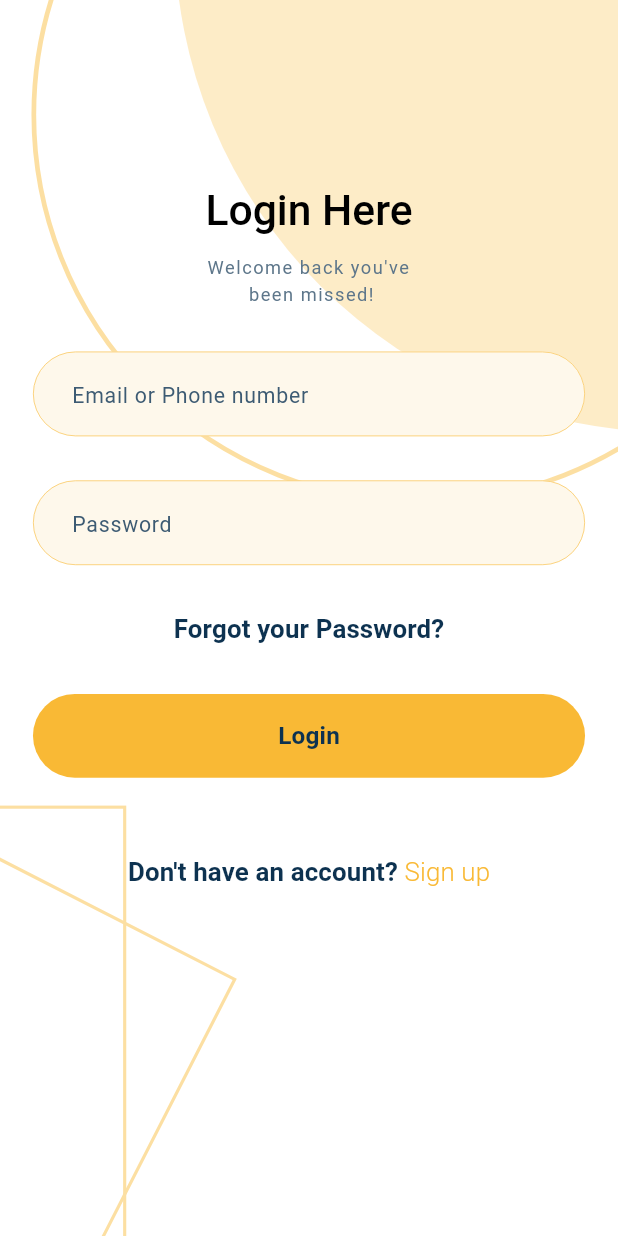
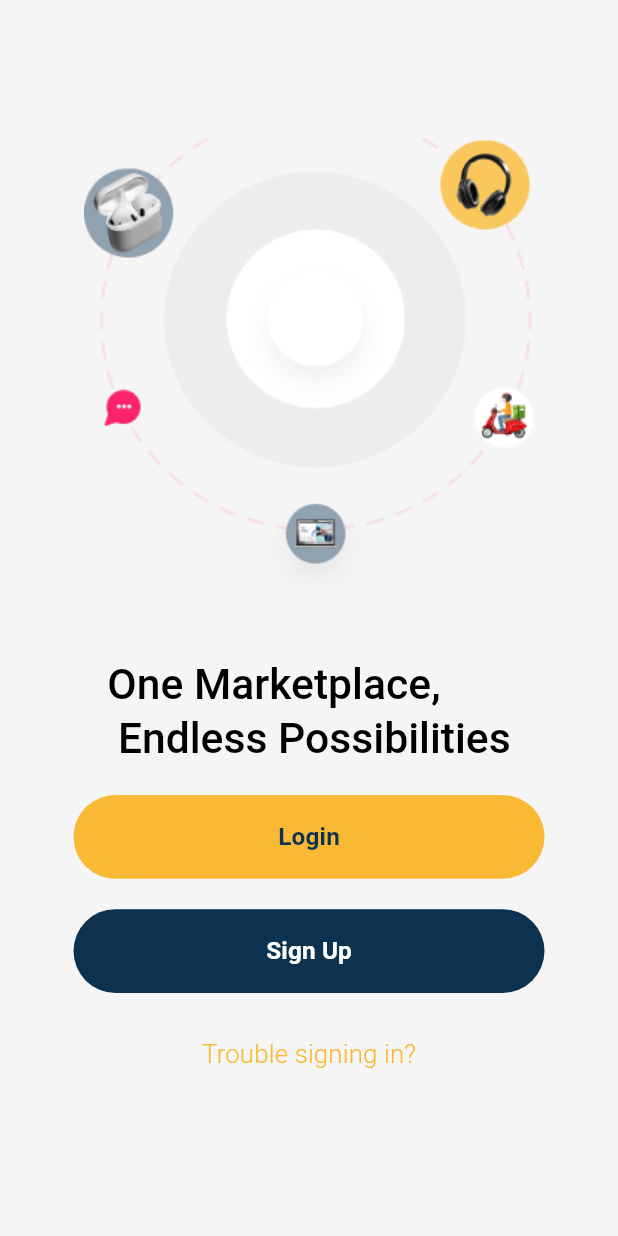
Before and after one commit to nizam-app/Market-Jango-Backend-Update, a Flutter app: the screen it shows after launch, on a phone screen of 412 x 824 dp. Run offline on Flutter 3.47's test engine with Material 3 defaults, Android fonts, the phone set to English and light mode, and no system bars; our stand-ins replace flutter_screenutil, flutter_svg, get, go_router, pinput.

Commit message:
Splash, Name, user

```diff
--- a/lib/core/constants/color_control/all_color.dart
+++ b/lib/core/constants/color_control/all_color.dart
@@ -4,6 +4,8 @@ class AllColor {
   static final Color textBorderColor = const Color(0xFFFAC75D);
   static final Color textHintColor = const Color(0xFF3D5B73);
   static final Color loginButtonColor = const Color(0xFFF9B935);
-  static final Color green500 = const Color(0xFF0D3250);
+  static final Color green500 = const Color.fromRGBO(13, 50, 80, 1);
   static final Color green300 = const Color(0xFF5D768A);
+  static final Color white =Color(0xFFFFFFFF);
+
 }
--- a/lib/core/widget/custom_auth_button.dart
+++ b/lib/core/widget/custom_auth_button.dart
@@ -5,9 +5,12 @@ class CustomAuthButton extends StatelessWidget {
 
   CustomAuthButton({
     super.key,required this.buttonText, required this.onTap,
+
   });
   final String buttonText;
   final VoidCallback onTap;
+
+
   @override
   Widget build(BuildContext context) {
     return InkWell(
@@ -26,3 +29,31 @@ class CustomAuthButton extends StatelessWidget {
     );
   }
 }
+
+
+class SplashSignUpButton extends StatelessWidget {
+
+  SplashSignUpButton({
+    super.key,required this.buttonText, required this.onTap,
+  });
+  final String buttonText;
+  final VoidCallback onTap;
+
+  @override
+  Widget build(BuildContext context) {
+    return InkWell(
+      onTap: onTap,
+      child: Container(
+        width: double.infinity,
+        height: 55.h,
+        decoration: BoxDecoration(
+          color: AllColor.green500,
+          borderRadius: BorderRadius.circular(50.r),
+        ),
+        child: Center(
+          child: Text("${buttonText}",style: Theme.of(context).textTheme.titleSmall!.copyWith(fontSize: 16.sp, color: Colors.white),),
+        ),
+      ),
+    );
+  }
+}
--- /dev/null
+++ b/lib/features/auth/screens/splash_screen.dart
@@ -0,0 +1,79 @@
+import 'package:flutter/material.dart';
+import 'package:flutter_screenutil/flutter_screenutil.dart';
+import 'package:go_router/go_router.dart';
+import 'package:market_jango/core/constants/color_control/all_color.dart';
+import 'package:market_jango/core/widget/custom_auth_button.dart';
+import 'package:market_jango/features/auth/screens/name_screen.dart';
+
+class SplashScreen extends StatelessWidget {
+  const SplashScreen({super.key});
+   static const String routeName = '/splashScreen';
+
+  @override
+  Widget build(BuildContext context) {
+    return  Scaffold(
+      body: SingleChildScrollView(
+        child: Padding(
+          padding: EdgeInsets.only(right: 49, left: 49, top: 89),
+          child: Column(
+            mainAxisAlignment: MainAxisAlignment.center,
+            children: [
+              Image.asset("assets/images/splash-logo.png", height: 300, width: 300,fit: BoxFit.cover,),
+               SplashScreenText(),
+            ],
+          ),
+        ),
+      ),
+    );
+  }
+
+
+}
+class SplashScreenText extends StatelessWidget{
+  SplashScreenText({
+    super.key
+
+      });
+
+      @override
+     Widget build(BuildContext context){
+         final textTheme = Theme.of(context).textTheme;
+         return Column(
+          children: [
+                 SizedBox(height: 48.h,),
+                 Center(child: Text("One Marketplace, \n Endless Possibilities",style:textTheme.titleLarge,)),
+                 SizedBox(height: 20.h,),
+              CustomAuthButton(buttonText: "Login", onTap: () => loginDone(context)),
+              SizedBox(height: 20.h,),
+              SplashSignUpButton(buttonText: "Sign Up", onTap: ()=>signupDone(context)),
+              SizedBox(height: 28.h,),
+             InkWell(
+              onTap: (){
+                goToTroubleSigning(context);
+              },
+               child: Text("Trouble signing in?" ,style: Theme.of(context).textTheme.titleSmall?.copyWith(
+                    color: AllColor.loginButtonColor,
+                    fontWeight: FontWeight.w300,),),
+             )
+
+          ],
+         );
+
+      }
+
+void loginDone(BuildContext context) {
+    context.push('/login');
+  }
+
+  void signupDone(BuildContext context) {
+    goToNameScreen(context);
+  }
+
+  void goToTroubleSigning(BuildContext context) {
+    context.push('/trouble-signing');
+  }
+
+  void goToNameScreen(BuildContext context) {
+    context.push(NameScreen.routeName);
+  }
+}
--- a/lib/routes/app_routes.dart
+++ b/lib/routes/app_routes.dart
@@ -1,12 +1,16 @@
 import 'package:go_router/go_router.dart';
+import 'package:market_jango/features/auth/screens/name_screen.dart';
 import 'package:market_jango/features/auth/screens/new_password_screen.dart';
+import 'package:market_jango/features/auth/screens/phone_number.dart';
+import 'package:market_jango/features/auth/screens/splash_screen.dart';
+import 'package:market_jango/features/auth/screens/user.dart';
 import 'package:market_jango/features/auth/screens/verification_screen.dart';
 
 import '../features/auth/screens/forgot_password_screen.dart';
 import '../features/auth/screens/login_screen.dart';
 
 final GoRouter router = GoRouter(
-  initialLocation: LoginScreen.routeName,
+  initialLocation: SplashScreen.routeName,
   routes: [
     GoRoute(
       path: LoginScreen.routeName,
@@ -28,5 +32,21 @@ final GoRouter router = GoRouter(
       name: 'new_password',
       builder: (context, state) => const NewPasswordScreen(),
     ),
+    GoRoute(path:SplashScreen.routeName,
+    name: 'splash',
+    builder: (context,state)=>const SplashScreen(),
+     ),
+     GoRoute(path:NameScreen.routeName,
+    name: 'name',
+    builder: (context,state)=>const NameScreen(),
+     ),
+      GoRoute(path:UserScreen.routeName,
+    name: 'user',
+    builder: (context,state)=>const UserScreen(),
+     ),
+     GoRoute(path:PhoneNumberScreen.routeName,
+    name: 'phoneNumber',
+    builder: (context,state)=>const PhoneNumberScreen(),
+     )
   ],
 );
```
Also changed, not shown: lib/features/auth/screens/name_screen.dart (added, +113 -0 lines), lib/features/auth/screens/phone_number.dart (added, +26 -0 lines), lib/features/auth/screens/user.dart (added, +29 -0 lines), assets/images/splash-logo.png (added).
